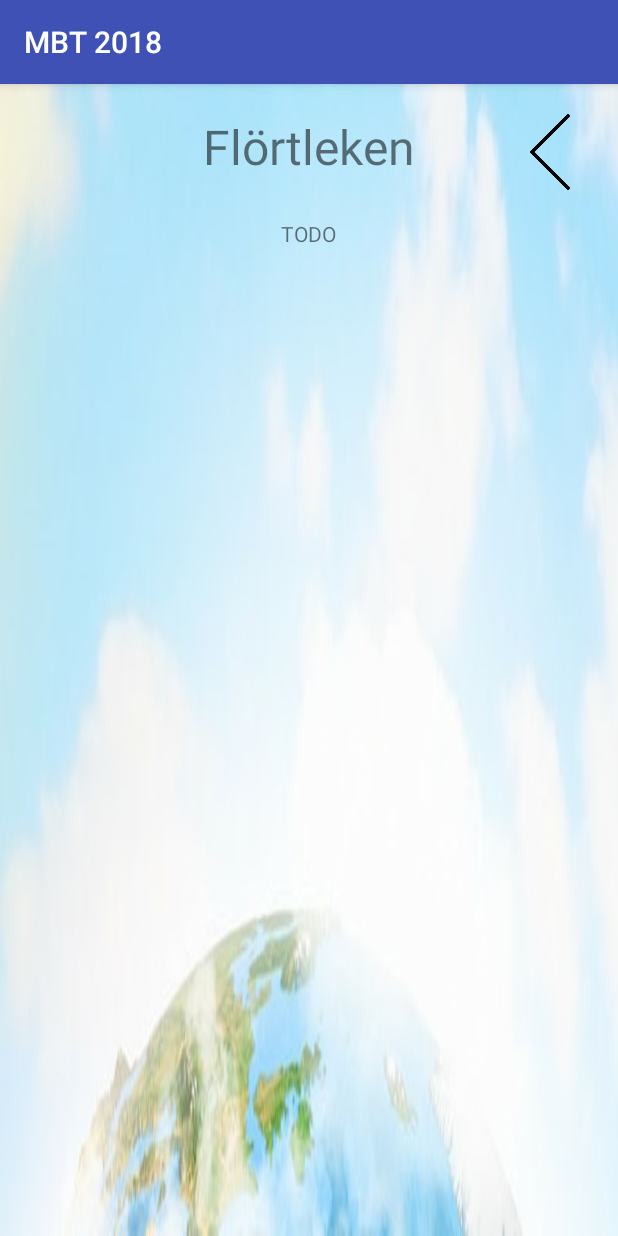
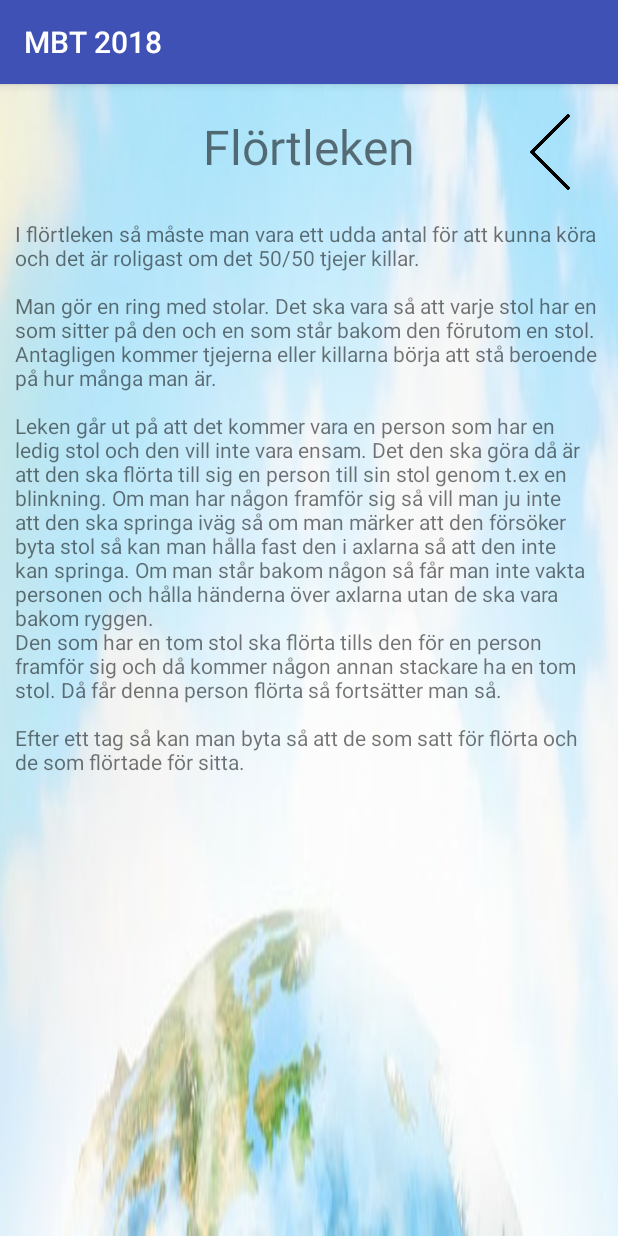
Before and after one commit to wrang308/mbtapp, an Android app: the lekar screen opened directly, with no data from a screen before it, after a tap on "FLÖRTLEKEN", on a phone screen of 412 x 824 dp. Run offline under Robolectric (Android 15) with nearby library versions, the phone set to English and light mode, and no system bars.

Commit message:
added text to some games

```diff
--- a/app/src/main/java/com/missionarsbarnsapp/marku/mbtapp/lekar/Text_lekar/Text_flortleken.java
+++ b/app/src/main/java/com/missionarsbarnsapp/marku/mbtapp/lekar/Text_lekar/Text_flortleken.java
@@ -6,7 +6,23 @@ package com.missionarsbarnsapp.marku.mbtapp.lekar.Text_lekar;
 
 public class Text_flortleken {
 
-    private String text_flortleken = "TODO";
+    private String text_flortleken = "I flörtleken så måste man vara ett udda antal för att kunna " +
+            "köra och det är roligast om det 50/50 tjejer killar. \n" +
+            "\n" +
+            "Man gör en ring med stolar. Det ska vara så att varje stol har en som sitter på den " +
+            "och en som står bakom den förutom en stol. Antagligen kommer tjejerna eller killarna " +
+            "börja att stå beroende på hur många man är.\n" +
+            "\n" +
+            "Leken går ut på att det kommer vara en person som har en ledig stol och den vill inte " +
+            "vara ensam. Det den ska göra då är att den ska flörta till sig en person till sin stol " +
+            "genom t.ex en blinkning. Om man har någon framför sig så vill man ju inte att den ska " +
+            "springa iväg så om man märker att den försöker byta stol så kan man hålla fast den i " +
+            "axlarna så att den inte kan springa. Om man står bakom någon så får man inte vakta " +
+            "personen och hålla händerna över axlarna utan de ska vara bakom ryggen.\n" +
+            "Den som har en tom stol ska flörta tills den för en person framför sig och då kommer " +
+            "någon annan stackare ha en tom stol. Då får denna person flörta så fortsätter man så.\n" +
+            "\n" +
+            "Efter ett tag så kan man byta så att de som satt för flörta och de som flörtade för sitta.\n";
 
     public String getText_flortleken() {
         return text_flortleken;
--- a/app/src/main/java/com/missionarsbarnsapp/marku/mbtapp/lekar/Text_lekar/Text_high_chaparall.java
+++ b/app/src/main/java/com/missionarsbarnsapp/marku/mbtapp/lekar/Text_lekar/Text_high_chaparall.java
@@ -6,7 +6,24 @@ package com.missionarsbarnsapp.marku.mbtapp.lekar.Text_lekar;
 
 public class Text_high_chaparall {
 
-    private String text_high_chaparall = "TODO";
+    private String text_high_chaparall = "Man sitter i en ring och klappar knäna i takt. Mellan " +
+            "klappen så väljer man olika actions. Man klappar två gånger på knäna och sedan gör alla en action.\n" +
+            "\n" +
+            "Man laddar genom att ta upp båda händerna riktade uppåt som pistoler. Efter man " +
+            "laddat så kan man skuta någon.\n" +
+            "\n" +
+            "Man kan skydda sig genom att forma ett kors över bröstet med armarna. Då dör man " +
+            "inte fall någon skjuter en med pistol.\n" +
+            "\n" +
+            "Man kan skjuta någon och då riktar man händerna formade som pistoler mot den man " +
+            "vill skjuta. Man måste ha laddat innan man kan skjuta.\n" +
+            "\n" +
+            "Sen så finns det bazooka. Då håller man som att man håller en bazooka över en axel " +
+            "och siktar in den man vill skjuta mot. Bazookan kan man inte skydda sig mot men det " +
+            "som vill skjuta ett bazookaskott måste ladda fem gånger i rad.\n" +
+            "\n" +
+            "Om man skjuter någon så säger man till så att han vet. Ibland kan man behöva stanna " +
+            "spelet men sen är det bara att fortsätta från där man var innan.\n";
 
     public String getText_high_chaparall() {
         return text_high_chaparall;
--- a/app/src/main/java/com/missionarsbarnsapp/marku/mbtapp/lekar/Text_lekar/Text_ninja.java
+++ b/app/src/main/java/com/missionarsbarnsapp/marku/mbtapp/lekar/Text_lekar/Text_ninja.java
@@ -6,7 +6,13 @@ package com.missionarsbarnsapp.marku.mbtapp.lekar.Text_lekar;
 
 public class Text_ninja {
 
-    private String text_ninja = "TODO";
+    private String text_ninja = "Man börjar med att alla hoppar ut från mitten och ropar NINJA och " +
+            "gör en ninjamove. Sen så börjar en person att försöka slå mot en annan persons hand " +
+            "med en rörelse. Den som blir attackerad får då försöka undvika attacken med en rörelse. " +
+            "Sen är det nästa persons tur att attackera. Man går i turordning och man får attackera " +
+            "vem man vill. Om man inte attackerar eller försöker undvika en attack så måste man vara still. \n" +
+            "Om man blir slagen på en hand så får man ta den bakom ryggen och fortsätta köra med " +
+            "sin andra hand. Blir den andra handen slagen så åker man ut så varje hand är som ett liv.\n";
 
     public String getText_ninja() {
         return text_ninja;
--- a/app/src/main/java/com/missionarsbarnsapp/marku/mbtapp/lekar/Text_lekar/Text_samurai.java
+++ b/app/src/main/java/com/missionarsbarnsapp/marku/mbtapp/lekar/Text_lekar/Text_samurai.java
@@ -6,7 +6,19 @@ package com.missionarsbarnsapp.marku.mbtapp.lekar.Text_lekar;
 
 public class Text_samurai {
 
-    private String text_samurai = "TODO";
+    private String text_samurai = "Man ställer sig i en cirkel. Det börjar med att en skickar iväg " +
+            "en signal. Den gör det genom att med händerna ihop med handflatorna hugger ner och " +
+            "siktar på den personen man vill skicka till samtidigt som man har ögon kontakt. Under " +
+            "hugget måste man också ge ut ett HÖH ljud. \n" +
+            "Personen som hugget riktas mot tar då upp händerna med handflatorna tryckta mot " +
+            "varandra med ett HÖH ljud. \n" +
+            "Därefter så ska de två personer på vardera sida av personen med händerna i luften " +
+            "göra en huggrörelse med handflatorna tryckta mot varandra mot magen på personen med " +
+            "händerna i luften. Ett HÖH ljud också. \n" +
+            "\n" +
+            "Allt detta ska göras i takt och är man för långsam, fel rörelse eller inget ljud så åker man ut. \n" +
+            "Då gör alla två klapp på låren två vanliga klappar och sedan ett hugg mot personen med ljud. \n" +
+            "När någon åker ut så låter man hålet i cirkeln där personen stod vara kvar.\n";
 
     public String getText_samurai() {
         return text_samurai;
--- a/app/src/main/res/layout/lek_dod_ko.xml
+++ b/app/src/main/res/layout/lek_dod_ko.xml
@@ -6,8 +6,10 @@
     android:layout_height="match_parent"
     tools:context="com.missionarsbarnsapp.marku.mbtapp.MainActivity"
     android:background="@drawable/mbtbackground"
+    android:paddingBottom="5dp"
     android:paddingLeft="10dp"
     android:paddingRight="10dp"
+    android:paddingTop="10dp"
     >
 
     <TextView
--- a/app/src/main/res/layout/lekar.xml
+++ b/app/src/main/res/layout/lekar.xml
@@ -2,7 +2,11 @@
 <RelativeLayout xmlns:android="http://schemas.android.com/apk/res/android"
     android:layout_width="match_parent"
     android:layout_height="wrap_content"
-    android:background="@drawable/mbtbackground">
+    android:background="@drawable/mbtbackground"
+    android:paddingBottom="5dp"
+    android:paddingLeft="10dp"
+    android:paddingRight="10dp"
+    android:paddingTop="10dp">
 
     <TextView
         android:text="LEKAR"
```
